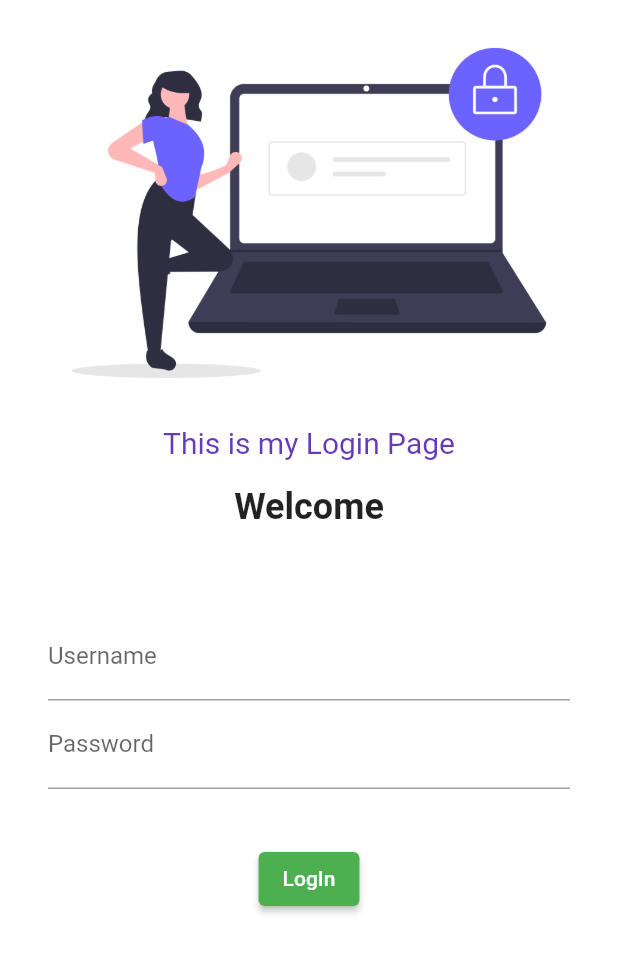
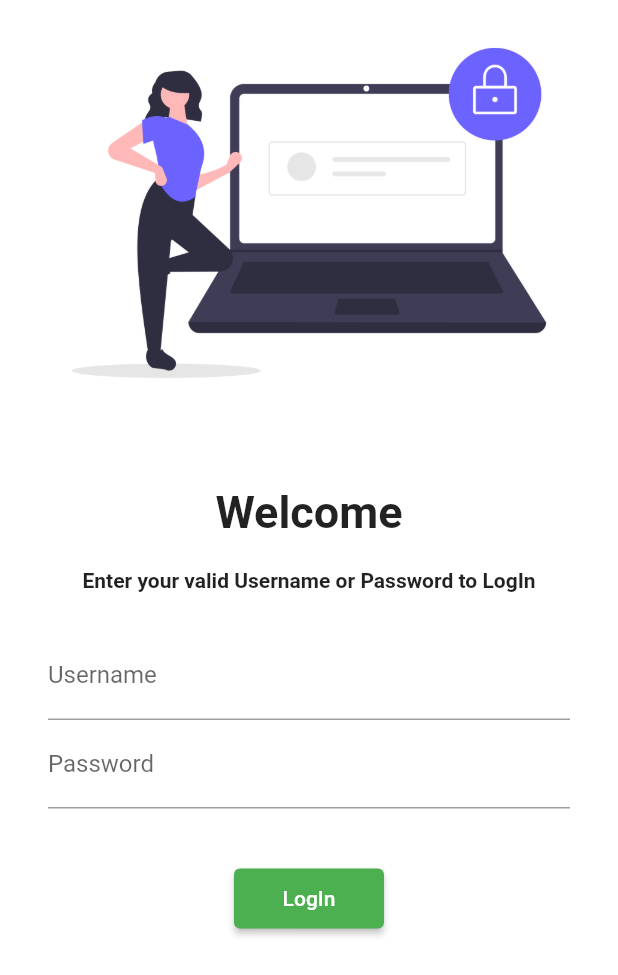
Before and after one commit to KrishnKumar-95/flutter_krishn, a Flutter app: the LoginPage screen opened by its route, on a phone screen of 412 x 824 dp. Shown: the top 975 px of the screen. Run offline on Flutter 3.47's test engine with Material 2 defaults, Android fonts, the light colour scheme and no system bars; our stand-ins replace google_fonts.

Commit message:
day5 completed

```diff
--- a/lib/main.dart
+++ b/lib/main.dart
@@ -1,4 +1,5 @@
 import 'package:flutter/material.dart';
+import 'package:flutter_krishn/utils/routes.dart';
 import 'package:google_fonts/google_fonts.dart';
 import 'pages/home_page.dart';
 import 'pages/login_page.dart';
@@ -25,8 +26,8 @@ class MyApp extends StatelessWidget {
       initialRoute: "/home",   // used to define default page
       routes: {
         "/" : (context) => LoginPage(),
-        "/home" : (context) => HomePage(),
-        "/login" : (context) => LoginPage()
+        MyRoutes.homeRoute : (context) => HomePage(),
+        MyRoutes.loginRoute : (context) => LoginPage()
       },
     );
   }
--- a/lib/pages/login_page.dart
+++ b/lib/pages/login_page.dart
@@ -1,4 +1,5 @@
 import 'package:flutter/material.dart';
+import 'package:flutter_krishn/utils/routes.dart';
 
 class LoginPage extends StatelessWidget {
   const LoginPage({Key key}) : super(key: key);
@@ -7,6 +8,8 @@ class LoginPage extends StatelessWidget {
   Widget build(BuildContext context) {
     return Material(
       color: Colors.white,
+      // using this there will be scrolling option for short devices
+      child: SingleChildScrollView(
         child: Column(
           children: [
             Image.asset(
@@ -15,18 +18,20 @@ class LoginPage extends StatelessWidget {
             ),
             SizedBox(
               height : 40.0,
-            child: Text("This is my Login Page",
-            style: TextStyle(fontSize: 20, color: Colors.deepPurple),),
             ),
             Text(
               "Welcome",
               style: TextStyle(
-                fontSize: 24,
+                  fontSize: 30,
                   fontWeight: FontWeight.bold)
               ,),
+            SizedBox(height: 20.0),
+            Text("Enter your valid Username or Password to LogIn",
+                style: TextStyle(
+                     fontWeight : FontWeight.bold)),
 
             SizedBox(
-            height : 40.0,
+              height : 10.0,
             ),
             Padding(
               padding: const EdgeInsets.symmetric(vertical :16.0, horizontal: 32.0),
@@ -53,13 +58,14 @@ class LoginPage extends StatelessWidget {
               height: 20.0
             ),
             ElevatedButton(onPressed: () {
-            print("succesfully login");
+              Navigator.pushNamed(context, MyRoutes.homeRoute);
             },
             child: Text("LogIn"),
-            style: TextButton.styleFrom(),
+              style: TextButton.styleFrom(minimumSize: Size(100, 40)),
               ),
           ],
 
+        ),
       )
     );
   }
--- /dev/null
+++ b/lib/utils/routes.dart
@@ -0,0 +1,4 @@
+class MyRoutes{
+  static String loginRoute ="/login";
+  static String homeRoute ="/home";
+}
```
Lines whose indentation alone changed are shown as unchanged.
